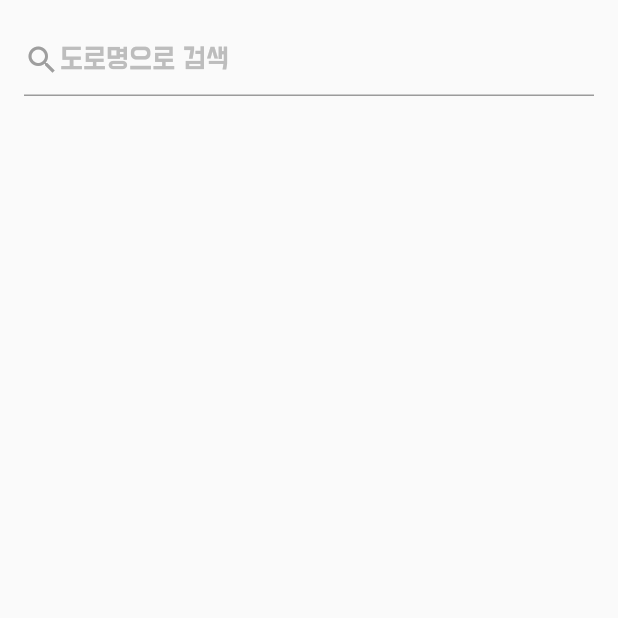
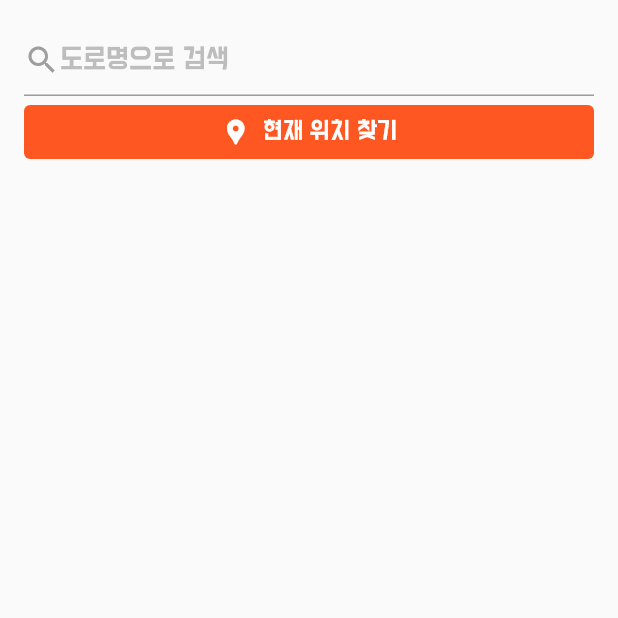
Before and after one commit to reload1bronze/carrot_market_clone, a Flutter app: the screen it shows after launch, swiped to page 2, on a phone screen of 412 x 824 dp, the top half of it. Run offline on Flutter 3.47's test engine with Material 2 defaults, Android fonts, the phone set to English and light mode, and no system bars; our stand-ins replace extended_image, logger.

Commit message:
widget: TextButton.icon()

```diff
--- a/lib/screens/address_screen.dart
+++ b/lib/screens/address_screen.dart
@@ -1,3 +1,4 @@
+import 'package:flutter/cupertino.dart';
 import 'package:flutter/material.dart';
 
 class AddressScreen extends StatelessWidget {
@@ -26,6 +27,25 @@ class AddressScreen extends StatelessWidget {
                   BoxConstraints(minWidth: 24, minHeight: 24),
             ),
           ),
+          Column(
+            crossAxisAlignment: CrossAxisAlignment.stretch,
+            children: [
+              TextButton.icon(
+                onPressed: () {},
+                icon: Icon(
+                  Icons.location_pin,
+                  color: Colors.white,
+                  size: 20.0,
+                ),
+                label: Text(
+                  '현재 위치 찾기',
+                  style: Theme.of(context).textTheme.button,
+                ),
+                style: TextButton.styleFrom(
+                    backgroundColor: Theme.of(context).primaryColor),
+              ),
+            ],
+          ),
         ],
       ),
     );
```
